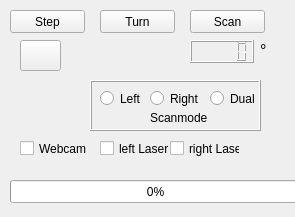
Qt form src/main.ui (leramleram/triscan) before a commit.
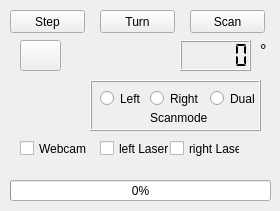
The same form after that commit. Icons and pictures are not drawn.

Commit message: ui fixes, btn_greyout while scanning

```diff
--- a/src/main.ui
+++ b/src/main.ui
@@ -6,8 +6,8 @@
    <rect>
     <x>0</x>
     <y>0</y>
-    <width>295</width>
-    <height>217</height>
+    <width>280</width>
+    <height>211</height>
    </rect>
   </property>
   <property name="windowTitle">
@@ -21,8 +21,8 @@
     <rect>
      <x>10</x>
      <y>180</y>
-     <width>291</width>
-     <height>23</height>
+     <width>261</width>
+     <height>21</height>
     </rect>
    </property>
    <property name="value">
@@ -199,10 +199,10 @@
   <widget class="QLCDNumber" name="deg_lcd">
    <property name="geometry">
     <rect>
-     <x>190</x>
+     <x>180</x>
      <y>40</y>
-     <width>64</width>
-     <height>23</height>
+     <width>71</width>
+     <height>31</height>
     </rect>
    </property>
    <property name="font">
@@ -214,6 +214,12 @@
    <property name="toolTip">
     <string>degrees</string>
    </property>
+   <property name="smallDecimalPoint">
+    <bool>false</bool>
+   </property>
+   <property name="segmentStyle">
+    <enum>QLCDNumber::Flat</enum>
+   </property>
   </widget>
   <widget class="QCheckBox" name="lLaserBox">
    <property name="geometry">
```
Left out of the diff: 5 changed lines with no effect on the pictures. The commit also changes 5 other files.
